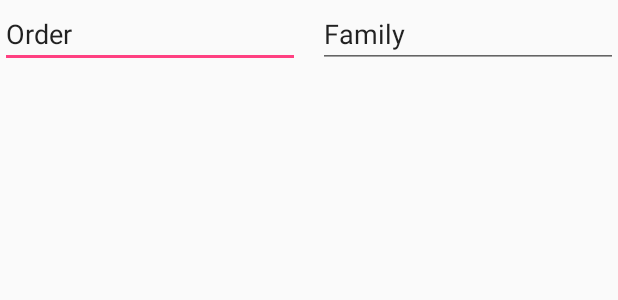
After one commit to SandroMateo/FeatherFinder, an Android app: the layout activity_log_bird.xml on its own in the app's theme, with its tools: preview values and no code run, on a phone screen of 412 x 824 dp. The commit adds this screen. Shown: the top 300 px of the screen. Run offline under Robolectric (Android 15) with nearby library versions, the phone set to English and light mode, and no system bars.

```diff
--- a/FeatherFinder/app/src/main/AndroidManifest.xml
+++ b/FeatherFinder/app/src/main/AndroidManifest.xml
@@ -16,8 +16,7 @@
         android:label="@string/app_name"
         android:supportsRtl="true"
         android:theme="@style/AppTheme">
-        <activity android:name=".ui.MainActivity">
-        </activity>
+        <activity android:name=".ui.MainActivity"></activity>
         <!--
              The API key for Google Maps-based APIs is defined as a string resource.
              (See the file "res/values/google_maps_api.xml").
@@ -37,9 +36,11 @@
         <activity android:name=".ui.CreateUserActivity">
             <intent-filter>
                 <action android:name="android.intent.action.MAIN" />
+
                 <category android:name="android.intent.category.LAUNCHER" />
             </intent-filter>
         </activity>
+        <activity android:name=".ui.LogBirdActivity"></activity>
     </application>
 
 </manifest>
--- /dev/null
+++ b/FeatherFinder/app/src/main/res/layout/activity_log_bird.xml
@@ -0,0 +1,45 @@
+<?xml version="1.0" encoding="utf-8"?>
+<RelativeLayout xmlns:android="http://schemas.android.com/apk/res/android"
+    xmlns:tools="http://schemas.android.com/tools"
+    android:id="@+id/activity_log_bird"
+    android:layout_width="match_parent"
+    android:layout_height="match_parent"
+    tools:context="com.epicodus.featherfinder.ui.LogBirdActivity">
+
+    <LinearLayout
+        android:layout_width="match_parent"
+        android:layout_height="wrap_content"
+        android:orientation="vertical"
+        android:id="@+id/linearLayout2">
+
+        <RelativeLayout
+            android:layout_width="match_parent"
+            android:layout_height="match_parent">
+
+            <EditText
+                android:layout_width="200dp"
+                android:layout_height="wrap_content"
+                android:inputType="textPersonName"
+                android:text="Order"
+                android:ems="10"
+                android:layout_alignParentLeft="true"
+                android:id="@+id/birdOrderEditText" />
+
+            <EditText
+                android:layout_width="200dp"
+                android:layout_height="wrap_content"
+                android:inputType="textPersonName"
+                android:text="Family"
+                android:ems="10"
+                android:layout_alignParentRight="true"
+                android:layout_alignRight="@+id/birdOrderEditText"
+                android:layout_alignEnd="@+id/birdOrderEditText"
+                android:id="@+id/birdFamilyEditText" />
+
+
+        </RelativeLayout>
+
+
+    </LinearLayout>
+
+</RelativeLayout>
```
Also changed, not shown: FeatherFinder/app/src/main/java/com/epicodus/featherfinder/ui/LogBirdActivity.java (added, +15 -0 lines), FeatherFinder/app/src/main/java/com/epicodus/featherfinder/ui/MainActivity.java (+6 -3 lines), FeatherFinder/app/src/main/res/layout/activity_main.xml (+49 -15 lines), FeatherFinder/app/src/main/res/drawable-hdpi/ic_music_note_black_24dp.png (added), FeatherFinder/app/src/main/res/drawable-hdpi/ic_photo_camera_black_24dp.png (added), FeatherFinder/app/src/main/res/drawable-hdpi/ic_videocam_black_24dp.png (added), FeatherFinder/app/src/main/res/drawable-mdpi/ic_music_note_black_24dp.png (added), FeatherFinder/app/src/main/res/drawable-mdpi/ic_photo_camera_black_24dp.png (added), FeatherFinder/app/src/main/res/drawable-mdpi/ic_videocam_black_24dp.png (added), FeatherFinder/app/src/main/res/drawable-xhdpi/ic_music_note_black_24dp.png (added), FeatherFinder/app/src/main/res/drawable-xhdpi/ic_photo_camera_black_24dp.png (added), FeatherFinder/app/src/main/res/drawable-xhdpi/ic_videocam_black_24dp.png (added), FeatherFinder/app/src/main/res/drawable-xxhdpi/ic_music_note_black_24dp.png (added), FeatherFinder/app/src/main/res/drawable-xxhdpi/ic_photo_camera_black_24dp.png (added), 4 more files.
